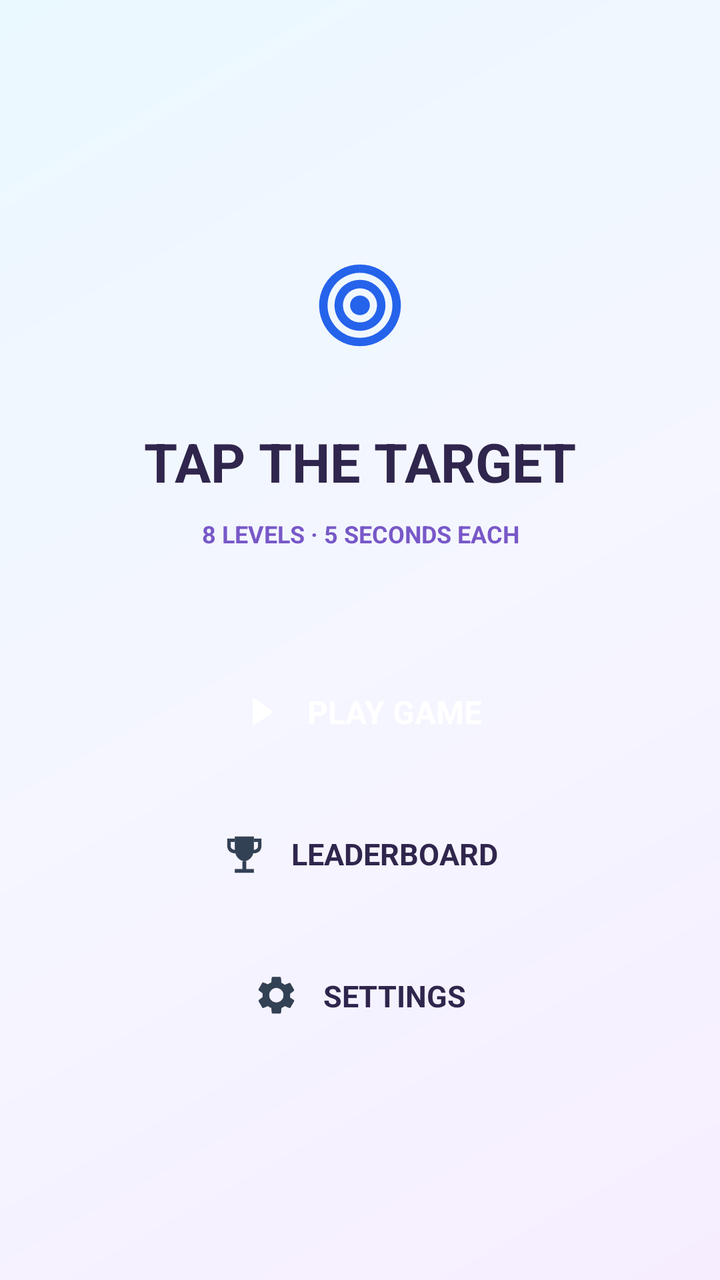
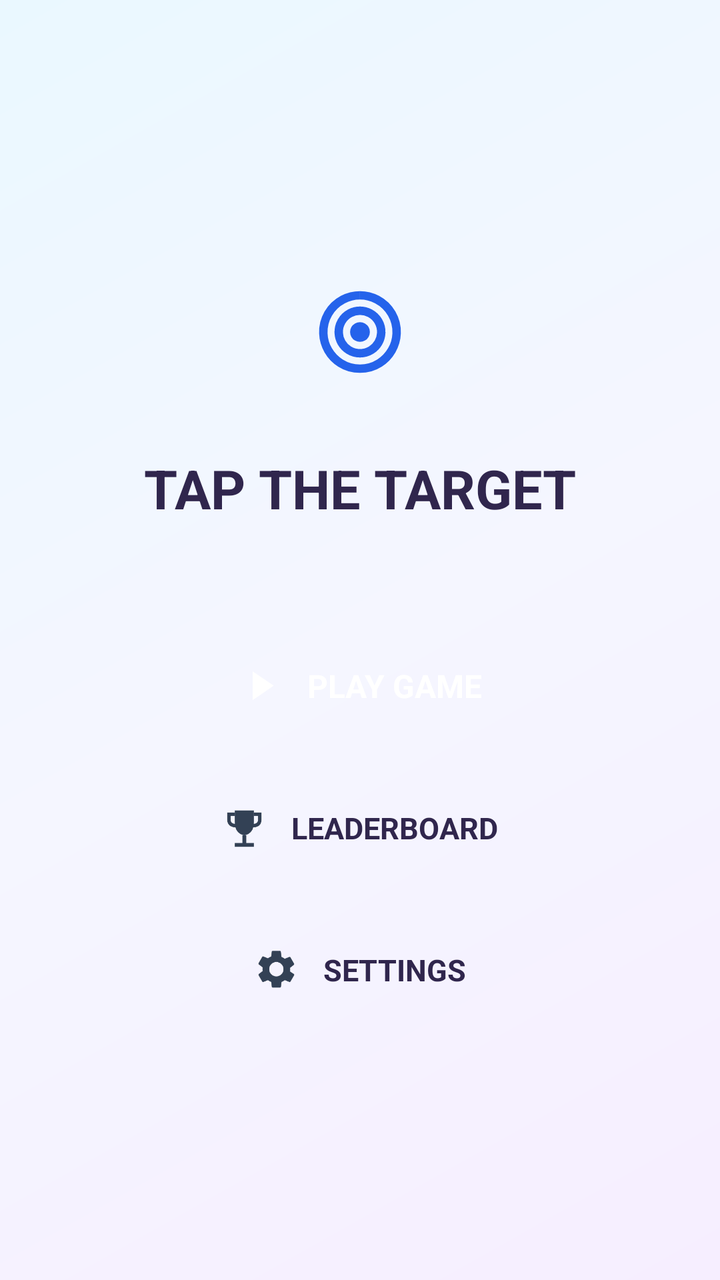

An Android layout rendered at two revisions. The XML below is the earlier revision; the diff shows what the commit changed to produce the second picture.
<!-- AndroidManifest.xml: application theme Theme.P1Kang_Kah_Yi2302786 -->
<!-- res/layout/activity_home.xml -->
<?xml version="1.0" encoding="utf-8"?>
<ScrollView xmlns:android="http://schemas.android.com/apk/res/android"
    android:layout_width="match_parent"
    android:layout_height="match_parent"
    android:fillViewport="true"
    android:background="@drawable/bg_home_gradient">

    <LinearLayout
        android:layout_width="match_parent"
        android:layout_height="wrap_content"
        android:minHeight="560dp"
        android:gravity="center"
        android:orientation="vertical"
        android:paddingStart="24dp"
        android:paddingEnd="24dp"
        android:paddingTop="24dp"
        android:paddingBottom="24dp">

        <ImageView
            android:id="@+id/homeLogo"
            android:layout_width="80dp"
            android:layout_height="80dp"
            android:padding="18dp"
            android:src="@drawable/ic_target"
            android:contentDescription="Tap the Target logo" />

        <TextView
            android:layout_width="match_parent"
            android:layout_height="wrap_content"
            android:gravity="center"
            android:layout_marginTop="20dp"
            android:text="TAP THE TARGET"
            android:textSize="27sp"
            android:textStyle="bold"
            android:textColor="#30264D" />

        
        <TextView
            android:layout_width="match_parent"
            android:layout_height="wrap_content"
            android:gravity="center"
            android:layout_marginTop="10dp"
            android:text="8 LEVELS · 5 SECONDS EACH"
            android:textSize="12sp"
            android:textStyle="bold"
            android:textColor="#7858C8" />

        <LinearLayout
            android:id="@+id/playButton"
            android:layout_width="match_parent"
            android:layout_height="58dp"
            android:layout_marginTop="52dp"
            android:orientation="horizontal"
            android:gravity="center"
            android:clickable="true"
            android:focusable="true"
            android:contentDescription="Play game">

            <ImageView
                android:layout_width="23dp"
                android:layout_height="23dp"
                android:src="@drawable/ic_play"
                android:contentDescription="@null" />

            <TextView
                android:layout_width="wrap_content"
                android:layout_height="wrap_content"
                android:layout_marginStart="12dp"
                android:text="PLAY GAME"
                android:textStyle="bold"
                android:textSize="16sp"
                android:textColor="#FFFFFF" />
        </LinearLayout>

        <LinearLayout
            android:id="@+id/leaderboardButton"
            android:layout_width="match_parent"
            android:layout_height="58dp"
            android:layout_marginTop="13dp"
            android:orientation="horizontal"
            android:gravity="center"
            android:clickable="true"
            android:focusable="true"
            android:contentDescription="Open leaderboard">

            <ImageView
                android:layout_width="23dp"
                android:layout_height="23dp"
                android:src="@drawable/ic_trophy"
                android:contentDescription="@null" />

            <TextView
                android:layout_width="wrap_content"
                android:layout_height="wrap_content"
                android:layout_marginStart="12dp"
                android:text="LEADERBOARD"
                android:textStyle="bold"
                android:textSize="15sp"
                android:textColor="#30264D" />
        </LinearLayout>

        <LinearLayout
            android:id="@+id/homeSettingsButton"
            android:layout_width="match_parent"
            android:layout_height="58dp"
            android:layout_marginTop="13dp"
            android:orientation="horizontal"
            android:gravity="center"
            android:clickable="true"
            android:focusable="true"
            android:contentDescription="Open game settings">

            <ImageView
                android:layout_width="23dp"
                android:layout_height="23dp"
                android:src="@drawable/ic_settings"
                android:contentDescription="@null" />

            <TextView
                android:layout_width="wrap_content"
                android:layout_height="wrap_content"
                android:layout_marginStart="12dp"
                android:text="SETTINGS"
                android:textStyle="bold"
                android:textSize="15sp"
                android:textColor="#30264D" />
        </LinearLayout>
    </LinearLayout>
</ScrollView>
<!-- resources referenced by this layout -->
<resources>
  <!-- drawable bg_home_gradient (drawable) -->
  <?xml version="1.0" encoding="utf-8"?>
  <shape xmlns:android="http://schemas.android.com/apk/res/android"
      android:shape="rectangle">
      <gradient
          android:angle="135"
          android:startColor="#F6EEFF"
          android:centerColor="#F5F6FF"
          android:endColor="#EAF8FF"
          android:type="linear" />
  </shape>
  <!-- drawable ic_play (drawable) -->
  <?xml version="1.0" encoding="utf-8"?>
  <vector xmlns:android="http://schemas.android.com/apk/res/android"
      android:width="24dp" android:height="24dp"
      android:viewportWidth="24" android:viewportHeight="24">
      <path android:fillColor="#FFFFFF" android:pathData="M8,4.5 L19,12 L8,19.5 Z" />
  </vector>
  <!-- drawable ic_settings (drawable) -->
  <?xml version="1.0" encoding="utf-8"?>
  <vector xmlns:android="http://schemas.android.com/apk/res/android"
      android:width="24dp"
      android:height="24dp"
      android:viewportWidth="24"
      android:viewportHeight="24">
      <path android:fillColor="#334155"
          android:pathData="M19.14,12.94c0.04,-0.3 0.06,-0.61 0.06,-0.94s-0.02,-0.64 -0.07,-0.94l2.03,-1.58c0.18,-0.14 0.23,-0.4 0.12,-0.6l-1.92,-3.32c-0.12,-0.21 -0.37,-0.29 -0.59,-0.22l-2.39,0.96c-0.5,-0.38 -1.04,-0.7 -1.65,-0.94l-0.36,-2.54C14.34,2.34 14.13,2.16 13.9,2.16h-3.8c-0.23,0 -0.44,0.18 -0.48,0.42L9.26,5.12c-0.61,0.24 -1.16,0.56 -1.65,0.94l-2.39,-0.96c-0.22,-0.08 -0.47,0.01 -0.59,0.22L2.71,8.64c-0.12,0.2 -0.07,0.46 0.12,0.6l2.03,1.58C4.82,11.12 4.8,11.43 4.8,11.76s0.02,0.64 0.07,0.94l-2.03,1.58c-0.19,0.14 -0.24,0.4 -0.12,0.6l1.92,3.32c0.12,0.21 0.37,0.29 0.59,0.22l2.39,-0.96c0.5,0.38 1.04,0.7 1.65,0.94l0.36,2.54c0.04,0.24 0.25,0.42 0.48,0.42h3.8c0.23,0 0.44,-0.18 0.48,-0.42l0.36,-2.54c0.61,-0.24 1.16,-0.56 1.65,-0.94l2.39,0.96c0.22,0.08 0.47,-0.01 0.59,-0.22l1.92,-3.32c0.12,-0.2 0.07,-0.46 -0.12,-0.6zM12,15.5c-2.07,0 -3.75,-1.68 -3.75,-3.75S9.93,8 12,8s3.75,1.68 3.75,3.75S14.07,15.5 12,15.5z" />
  </vector>
  <!-- drawable ic_target (drawable) -->
  <?xml version="1.0" encoding="utf-8"?>
  <vector xmlns:android="http://schemas.android.com/apk/res/android"
      android:width="24dp" android:height="24dp"
      android:viewportWidth="24" android:viewportHeight="24">
      <path android:strokeColor="#2563EB" android:strokeWidth="2.3" android:fillColor="#00000000"
            android:pathData="M12,2 A10,10 0,1 1,11.99 2" />
      <path android:strokeColor="#2563EB" android:strokeWidth="2.3" android:fillColor="#00000000"
            android:pathData="M12,6.2 A5.8,5.8 0,1 1,11.99 6.2" />
      <path android:fillColor="#2563EB" android:pathData="M12,9.3 A2.7,2.7 0,1 1,11.99 9.3" />
  </vector>
  <!-- drawable ic_trophy (drawable) -->
  <?xml version="1.0" encoding="utf-8"?>
  <vector xmlns:android="http://schemas.android.com/apk/res/android"
      android:width="24dp" android:height="24dp"
      android:viewportWidth="24" android:viewportHeight="24">
      <path android:fillColor="#334155" android:pathData="M7,3 L17,3 L17,9 Q17,15 12,16 Q7,15 7,9 Z" />
      <path android:strokeColor="#334155" android:strokeWidth="1.8" android:fillColor="#00000000"
            android:pathData="M7,5 L4,5 L4,8 Q4,11 8,11 M17,5 L20,5 L20,8 Q20,11 16,11" />
      <path android:fillColor="#334155" android:pathData="M11,16 L13,16 L13,20 L11,20 Z M7,20 L17,20 L17,22 L7,22 Z" />
  </vector>
  <style name="Theme.P1Kang_Kah_Yi2302786" parent="Base.Theme.P1Kang_Kah_Yi2302786" />
  <style name="Base.Theme.P1Kang_Kah_Yi2302786" parent="Theme.Material3.DayNight.NoActionBar">
          
          
      </style>
</resources>

<!-- the commit's change to res/layout/activity_home.xml (unified diff, before → after) -->
@@ -33,17 +33,6 @@
             android:textSize="27sp"
             android:textStyle="bold"
             android:textColor="#30264D" />
-
-        
-        <TextView
-            android:layout_width="match_parent"
-            android:layout_height="wrap_content"
-            android:gravity="center"
-            android:layout_marginTop="10dp"
-            android:text="8 LEVELS · 5 SECONDS EACH"
-            android:textSize="12sp"
-            android:textStyle="bold"
-            android:textColor="#7858C8" />
 
         <LinearLayout
             android:id="@+id/playButton"
